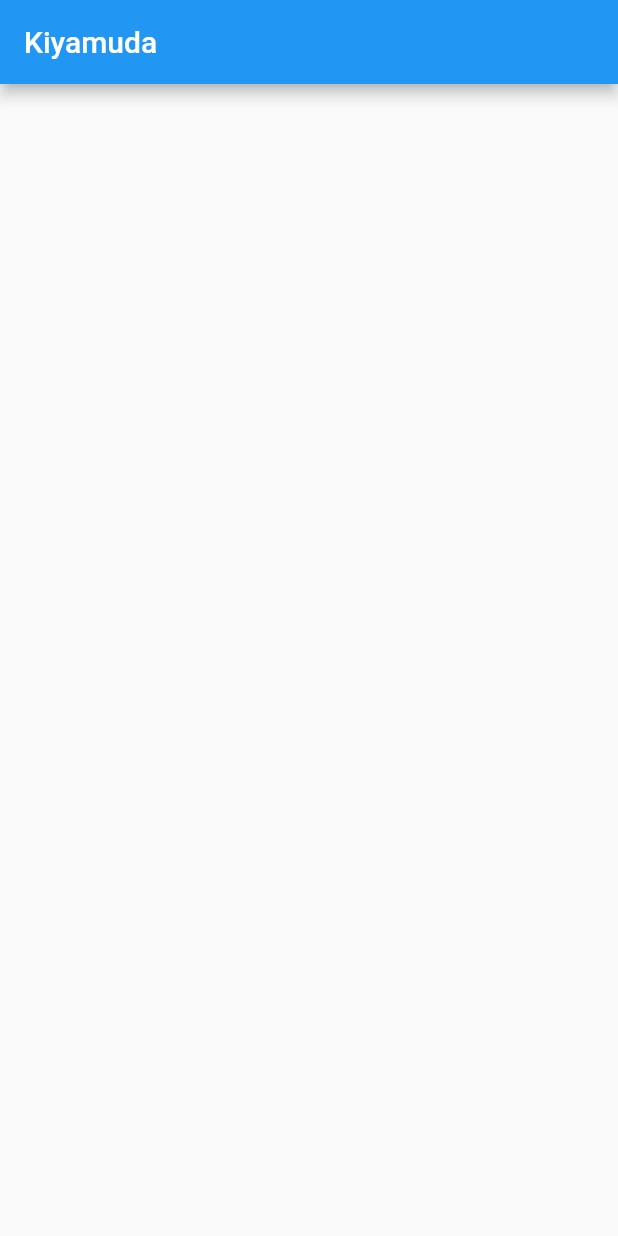
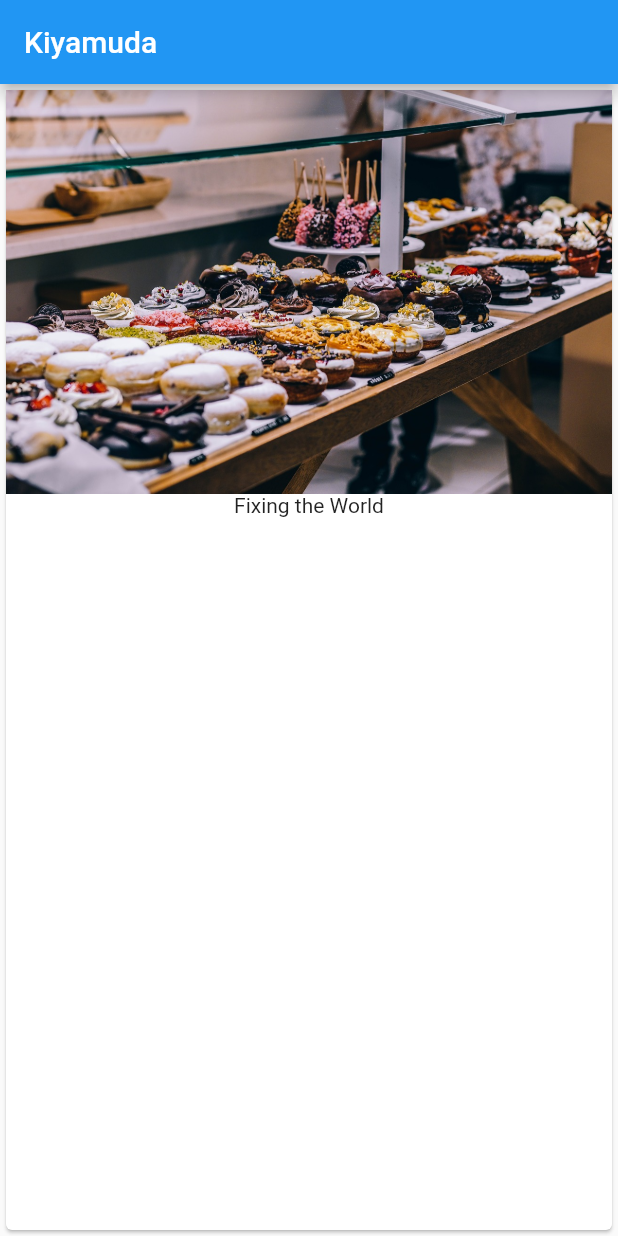
Before and after one commit to 95Revolution/Kiyamuda-flutter, a Flutter app: the screen it shows after launch, on a phone screen of 412 x 824 dp. Run offline on Flutter 3.47's test engine with Material 2 defaults, Android fonts, the phone set to English and light mode, and no system bars.

Commit message:
Setting up base UI

```diff
--- a/lib/main.dart
+++ b/lib/main.dart
@@ -1,16 +1,23 @@
 import 'package:flutter/material.dart';
 
-main() {
-  runApp(MyApp());
-}
+void main() => runApp(MyApp());
 
 class MyApp extends StatelessWidget {
-  build(context) {
+  @override
+  Widget build(BuildContext context) {
     return MaterialApp(
       home: Scaffold(
         appBar: AppBar(
           title: Text('Kiyamuda'),
         ),
+        body: Card(
+          child: Column(
+            children: <Widget>[
+              Image.asset('assets/food.jpg'),
+              Text('Fixing the World')
+            ],
+          ),
+        ),
       ),
     );
   }
--- a/pubspec.yaml
+++ b/pubspec.yaml
@@ -26,8 +26,8 @@ flutter:
   uses-material-design: true
 
   # To add assets to your application, add an assets section, like this:
-  # assets:
-  #  - images/a_dot_burr.jpeg
+  assets:
+    - assets/food.jpg
   #  - images/a_dot_ham.jpeg
 
   # An image asset can refer to one or more resolution-specific "variants", see
```
Also changed, not shown: assets/food.jpg (added).
